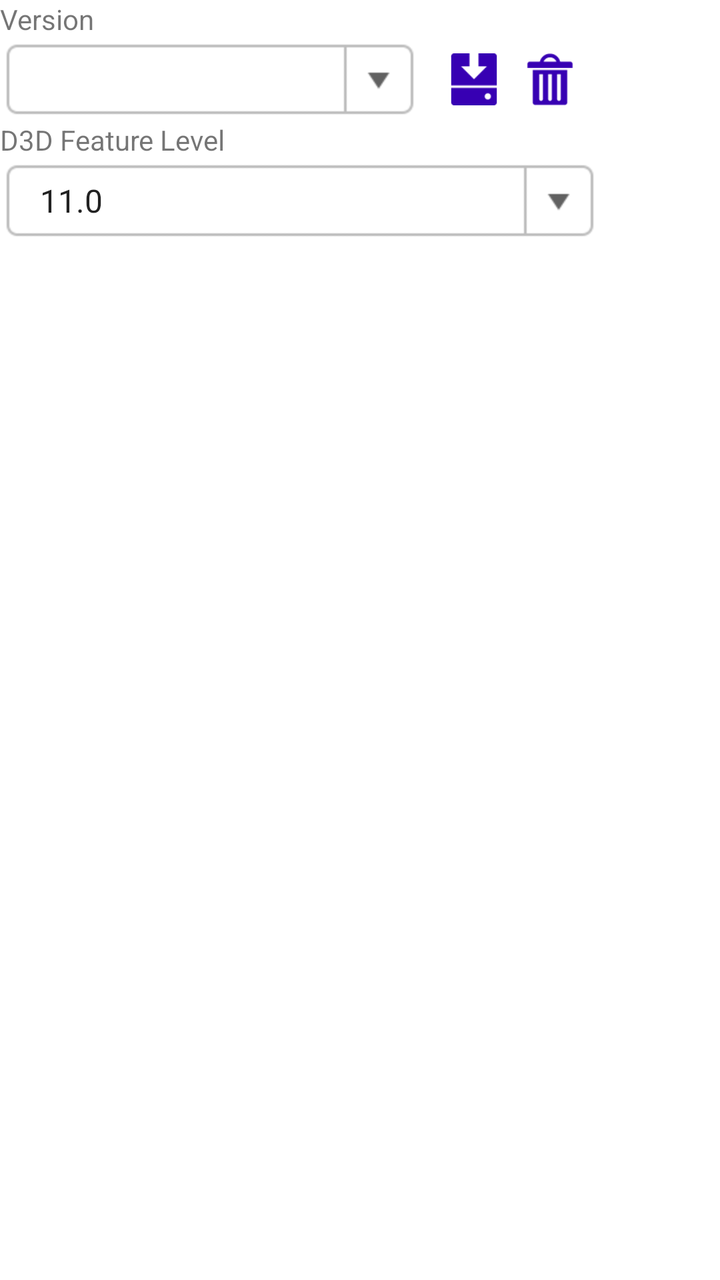
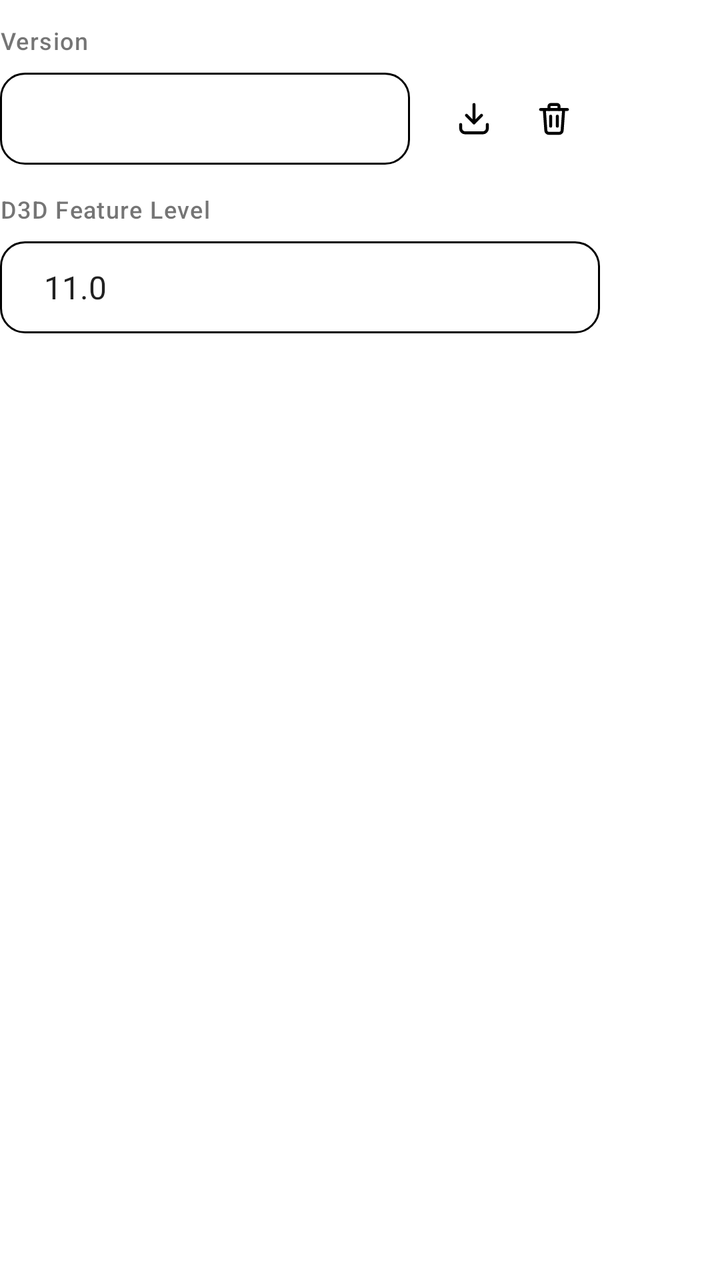

Screens rendered from an Android XML layout before and after an edit, with the pre-edit source and the edit as a unified diff.
<!-- AndroidManifest.xml: fallback theme Theme.MaterialComponents.DayNight.NoActionBar -->
<!-- res/layout/vkd3d_config_dialog.xml -->
<?xml version="1.0" encoding="utf-8"?>
<LinearLayout xmlns:android="http://schemas.android.com/apk/res/android"
    android:layout_width="match_parent"
    android:layout_height="match_parent"
    android:orientation="vertical">

    <LinearLayout
        android:layout_width="300dp"
        android:layout_height="wrap_content"
        android:orientation="vertical">

        <TextView
            android:layout_width="wrap_content"
            android:layout_height="wrap_content"
            android:text="@string/version" />

        <LinearLayout
            android:layout_width="match_parent"
            android:layout_height="wrap_content"
            android:orientation="horizontal"
            android:gravity="center_vertical">

            <Spinner
                style="@style/ComboBox"
                android:id="@+id/SVersion"
                android:layout_width="0dp"
                android:layout_height="wrap_content"
                android:layout_weight="1" />

            <LinearLayout
                style="@style/Toolbox"
                android:id="@+id/VKD3DToolbox">

                <ImageButton
                    style="@style/ListMenuButton"
                    android:src="@drawable/icon_install"
                    android:tag="install" />

                <ImageButton
                    style="@style/ListMenuButton"
                    android:layout_marginRight="0dp"
                    android:src="@drawable/icon_remove"
                    android:tag="remove" />
            </LinearLayout>
        </LinearLayout>

        <TextView
            android:layout_width="wrap_content"
            android:layout_height="wrap_content"
            android:text="@string/d3d_feature_level" />

        <Spinner
            style="@style/ComboBox"
            android:layout_width="match_parent"
            android:id="@+id/SFeatureLevel"
            android:entries="@array/d3d_feature_level_entries" />
    </LinearLayout>
</LinearLayout>
<!-- resources referenced by this layout -->
<resources>
  <!-- drawable icon_install: png bitmap (drawable-hdpi, 481 bytes) -->
  <!-- drawable icon_remove: png bitmap (drawable-hdpi, 707 bytes) -->
  <style name="ComboBox">
          <item name="android:layout_width">192dp</item>
          <item name="android:layout_height">42dp</item>
          <item name="android:focusable">true</item>
          <item name="android:clickable">true</item>
          <item name="android:textSize">16sp</item>
          <item name="android:textColor">?attr/colorPrimaryText</item>
          <item name="android:gravity">left|center_vertical</item>
          <item name="android:paddingLeft">12dp</item>
          <item name="android:paddingRight">36dp</item>
          <item name="android:paddingTop">0dp</item>
          <item name="android:paddingBottom">0dp</item>
          <item name="android:maxLines">1</item>
          <item name="android:ellipsize">end</item>
          <item name="android:spinnerMode">dropdown</item>
          <item name="android:background">@drawable/combo_box</item>
          <item name="android:popupBackground">?attr/popupMenuBackground</item>
      </style>
  <style name="ListMenuButton" parent="BaseImageButton">
          <item name="android:layout_width">34dp</item>
          <item name="android:layout_height">34dp</item>
          <item name="android:tint">?attr/colorPrimaryVariant</item>
          <item name="android:layout_marginLeft">2dp</item>
          <item name="android:layout_marginRight">2dp</item>
      </style>
  <style name="Toolbox">
          <item name="android:layout_width">wrap_content</item>
          <item name="android:layout_height">40dp</item>
          <item name="android:orientation">horizontal</item>
          <item name="android:gravity">center_vertical</item>
          <item name="android:background">?attr/toolboxBackground</item>
          <item name="android:paddingTop">2dp</item>
          <item name="android:paddingBottom">2dp</item>
          <item name="android:paddingLeft">8dp</item>
          <item name="android:paddingRight">8dp</item>
      </style>
  <!-- drawable combo_box (drawable) -->
  <?xml version="1.0" encoding="utf-8"?>
  <selector xmlns:android="http://schemas.android.com/apk/res/android" >
      <item android:state_pressed="true" android:drawable="@drawable/combo_box_pressed" />
      <item android:state_focused="true" android:drawable="@drawable/combo_box_normal" />
      <item android:drawable="@drawable/combo_box_normal" />
  </selector>
  <style name="BaseImageButton">
          <item name="android:layout_width">42dp</item>
          <item name="android:layout_height">42dp</item>
          <item name="android:focusable">true</item>
          <item name="android:clickable">true</item>
          <item name="android:gravity">center</item>
          <item name="android:scaleType">centerInside</item>
          <item name="android:background">?selectableItemBackgroundBorderless</item>
          <item name="android:padding">4dp</item>
      </style>
  <!-- drawable combo_box_pressed: png bitmap (drawable-hdpi, 1650 bytes) -->
  <!-- drawable combo_box_normal: png bitmap (drawable-hdpi, 1652 bytes) -->
  <!-- unchanged entries left out for length: 3 -->
</resources>

<!-- the commit's change to res/layout/vkd3d_config_dialog.xml (unified diff, before → after) -->
@@ -10,8 +10,7 @@
         android:orientation="vertical">
 
         <TextView
-            android:layout_width="wrap_content"
-            android:layout_height="wrap_content"
+            style="@style/LvFieldLabel"
             android:text="@string/version" />
 
         <LinearLayout
@@ -45,8 +44,7 @@
         </LinearLayout>
 
         <TextView
-            android:layout_width="wrap_content"
-            android:layout_height="wrap_content"
+            style="@style/LvFieldLabel"
             android:text="@string/d3d_feature_level" />
 
         <Spinner
<!-- resource entries referenced after the edit -->
@@ -1,50 +1,83 @@
 <!-- resources referenced by this layout -->
 <resources>
-  <!-- drawable icon_install: png bitmap (drawable-hdpi, 481 bytes) -->
-  <!-- drawable icon_remove: png bitmap (drawable-hdpi, 707 bytes) -->
+  <!-- drawable icon_install (drawable) -->
+  <?xml version="1.0" encoding="utf-8"?>
+  <vector xmlns:android="http://schemas.android.com/apk/res/android"
+      android:width="24dp"
+      android:height="24dp"
+      android:viewportWidth="24"
+      android:viewportHeight="24">
+      <path android:pathData="M12,3.5L12,14.5" android:strokeColor="#FF000000" android:strokeWidth="1.8" android:strokeLineCap="round" android:strokeLineJoin="round" />
+      <path android:pathData="M7.5,10 L12,14.5 L16.5,10" android:strokeColor="#FF000000" android:strokeWidth="1.8" android:strokeLineCap="round" android:strokeLineJoin="round" />
+      <path android:pathData="M4,15.5v2.3A2.7,2.7 0 0,0 6.7,20.5h10.6a2.7,2.7 0 0,0 2.7,-2.7v-2.3" android:strokeColor="#FF000000" android:strokeWidth="1.8" android:strokeLineCap="round" android:strokeLineJoin="round" />
+  </vector>
+  <!-- drawable icon_remove (drawable) -->
+  <?xml version="1.0" encoding="utf-8"?>
+  <vector xmlns:android="http://schemas.android.com/apk/res/android"
+      android:width="24dp"
+      android:height="24dp"
+      android:viewportWidth="24"
+      android:viewportHeight="24">
+      <path android:pathData="M4,6.5L20,6.5" android:strokeColor="#FF000000" android:strokeWidth="1.8" android:strokeLineCap="round" android:strokeLineJoin="round" />
+      <path android:pathData="M9,6.5V4.6a1.1,1.1 0 0,1 1.1,-1.1h3.8a1.1,1.1 0 0,1 1.1,1.1V6.5" android:strokeColor="#FF000000" android:strokeWidth="1.8" android:strokeLineCap="round" android:strokeLineJoin="round" />
+      <path android:pathData="M6.2,6.5l0.9,12.6a1.8,1.8 0 0,0 1.8,1.7h6.2a1.8,1.8 0 0,0 1.8,-1.7l0.9,-12.6" android:strokeColor="#FF000000" android:strokeWidth="1.8" android:strokeLineCap="round" android:strokeLineJoin="round" />
+      <path android:pathData="M10,10.5L10,16.5" android:strokeColor="#FF000000" android:strokeWidth="1.8" android:strokeLineCap="round" android:strokeLineJoin="round" />
+      <path android:pathData="M14,10.5L14,16.5" android:strokeColor="#FF000000" android:strokeWidth="1.8" android:strokeLineCap="round" android:strokeLineJoin="round" />
+  </vector>
   <style name="ComboBox">
           <item name="android:layout_width">192dp</item>
-          <item name="android:layout_height">42dp</item>
+          <item name="android:layout_height">46dp</item>
+          <item name="android:minHeight">46dp</item>
           <item name="android:focusable">true</item>
           <item name="android:clickable">true</item>
-          <item name="android:textSize">16sp</item>
+          <item name="android:textSize">15sp</item>
           <item name="android:textColor">?attr/colorPrimaryText</item>
           <item name="android:gravity">left|center_vertical</item>
-          <item name="android:paddingLeft">12dp</item>
-          <item name="android:paddingRight">36dp</item>
+          <item name="android:paddingLeft">14dp</item>
+          <item name="android:paddingRight">38dp</item>
           <item name="android:paddingTop">0dp</item>
           <item name="android:paddingBottom">0dp</item>
+          <item name="android:layout_marginTop">2dp</item>
+          <item name="android:layout_marginBottom">2dp</item>
           <item name="android:maxLines">1</item>
           <item name="android:ellipsize">end</item>
           <item name="android:spinnerMode">dropdown</item>
           <item name="android:background">@drawable/combo_box</item>
           <item name="android:popupBackground">?attr/popupMenuBackground</item>
+          <item name="android:dropDownVerticalOffset">4dp</item>
       </style>
   <style name="ListMenuButton" parent="BaseImageButton">
-          <item name="android:layout_width">34dp</item>
-          <item name="android:layout_height">34dp</item>
-          <item name="android:tint">?attr/colorPrimaryVariant</item>
-          <item name="android:layout_marginLeft">2dp</item>
-          <item name="android:layout_marginRight">2dp</item>
+          <item name="android:layout_width">38dp</item>
+          <item name="android:layout_height">38dp</item>
+          <item name="android:padding">9dp</item>
+          <item name="android:tint">?attr/lvIconTint</item>
+          <item name="android:background">@drawable/lv_btn_ghost</item>
+          <item name="android:layout_marginLeft">1dp</item>
+          <item name="android:layout_marginRight">1dp</item>
+      </style>
+  <style name="LvFieldLabel">
+          <item name="android:layout_width">wrap_content</item>
+          <item name="android:layout_height">wrap_content</item>
+          <item name="android:layout_marginTop">12dp</item>
+          <item name="android:layout_marginBottom">6dp</item>
+          <item name="android:textSize">12sp</item>
+          <item name="android:fontFamily">sans-serif-medium</item>
+          <item name="android:letterSpacing">0.04</item>
+          <item name="android:textColor">?attr/colorSecondaryText</item>
       </style>
   <style name="Toolbox">
           <item name="android:layout_width">wrap_content</item>
-          <item name="android:layout_height">40dp</item>
+          <item name="android:layout_height">46dp</item>
           <item name="android:orientation">horizontal</item>
           <item name="android:gravity">center_vertical</item>
           <item name="android:background">?attr/toolboxBackground</item>
           <item name="android:paddingTop">2dp</item>
           <item name="android:paddingBottom">2dp</item>
-          <item name="android:paddingLeft">8dp</item>
-          <item name="android:paddingRight">8dp</item>
+          <item name="android:paddingLeft">4dp</item>
+          <item name="android:paddingRight">4dp</item>
+          <item name="android:layout_marginLeft">8dp</item>
       </style>
-  <!-- drawable combo_box (drawable) -->
-  <?xml version="1.0" encoding="utf-8"?>
-  <selector xmlns:android="http://schemas.android.com/apk/res/android" >
-      <item android:state_pressed="true" android:drawable="@drawable/combo_box_pressed" />
-      <item android:state_focused="true" android:drawable="@drawable/combo_box_normal" />
-      <item android:drawable="@drawable/combo_box_normal" />
-  </selector>
+  <!-- drawable combo_box: vector/xml drawable (drawable, 2010 chars, omitted) -->
   <style name="BaseImageButton">
           <item name="android:layout_width">42dp</item>
           <item name="android:layout_height">42dp</item>
@@ -53,10 +86,15 @@
           <item name="android:gravity">center</item>
           <item name="android:scaleType">centerInside</item>
           <item name="android:background">?selectableItemBackgroundBorderless</item>
-          <item name="android:padding">4dp</item>
+          <item name="android:padding">9dp</item>
       </style>
-  <!-- drawable combo_box_pressed: png bitmap (drawable-hdpi, 1650 bytes) -->
-  <!-- drawable combo_box_normal: png bitmap (drawable-hdpi, 1652 bytes) -->
+  <!-- drawable lv_btn_ghost (drawable) -->
+  <?xml version="1.0" encoding="utf-8"?>
+  <ripple xmlns:android="http://schemas.android.com/apk/res/android" android:color="?attr/lvAccentSoftStrong">
+      <item android:id="@android:id/mask">
+          <shape android:shape="oval"><solid android:color="#FFFFFFFF" /></shape>
+      </item>
+  </ripple>
   <!-- unchanged entries left out for length: 3 -->
 </resources>
 
